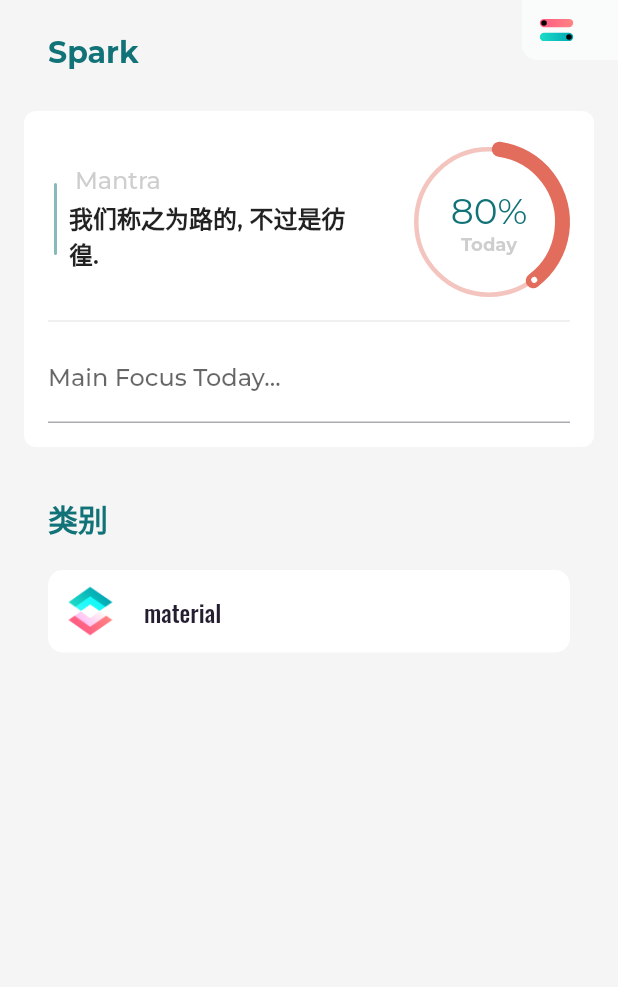
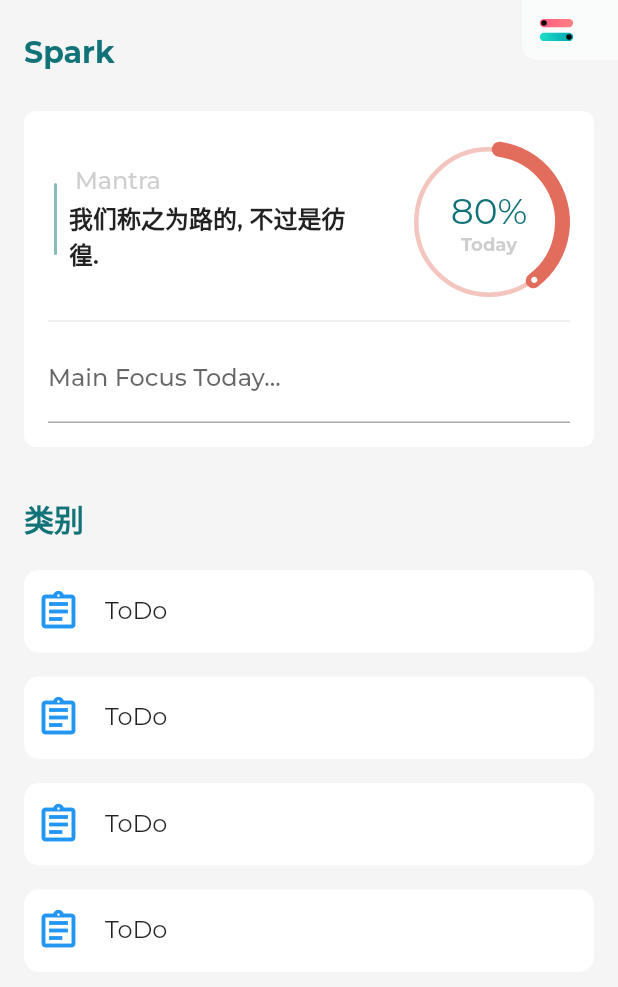
Before and after one commit to elementlo/shorey, a Flutter app: the screen it shows after launch, on a phone screen of 412 x 824 dp. Shown: the top 987 px of the screen. Run offline on Flutter 3.47's test engine with Material 2 defaults, Android fonts, the phone set to English and light mode, and no system bars; our stand-ins replace google_fonts, pull_to_refresh.

Commit message:
feat: 添加清单编辑页与列表目录页

```diff
--- a/lib/config/theme_data.dart
+++ b/lib/config/theme_data.dart
@@ -59,7 +59,7 @@ class AppThemeData {
 		error: _lightFillColor,
 		onError: _lightFillColor,
 		onPrimary: _lightFillColor,
-		onSecondary: Color(0xFF322942),
+		onSecondary: Color(0xFFe26d5c),
 		onSurface: Color(0xFF241E30),
 		brightness: Brightness.light,
 	);
--- a/lib/main.dart
+++ b/lib/main.dart
@@ -1,5 +1,8 @@
 import 'package:flutter/foundation.dart';
 import 'package:flutter/material.dart';
+import 'package:spark_list/pages/editor_page.dart';
+import 'package:spark_list/pages/list_category_page.dart';
+import 'package:spark_list/pages/root_page.dart';
 import 'package:spark_list/routes.dart';
 
 import 'config/theme_data.dart';
@@ -16,16 +19,32 @@ class MyApp extends StatelessWidget {
   // This widget is the root of your application.
   @override
   Widget build(BuildContext context) {
-    return MaterialApp.router(
-      routeInformationParser: _routeInformationParser,
-      routerDelegate: _routerDelegate,
+    /// todo: Navigator 2.0
+    // return MaterialApp.router(
+    //   routeInformationParser: _routeInformationParser,
+    //   routerDelegate: _routerDelegate,
+    //   themeMode: ThemeMode.system,
+    //   theme: AppThemeData.lightThemeData.copyWith(
+    //     platform: defaultTargetPlatform,
+    //   ),
+    //   darkTheme: AppThemeData.darkThemeData.copyWith(
+    //     platform: defaultTargetPlatform,
+    //   ),
+    // );
+
+    return MaterialApp(
       themeMode: ThemeMode.system,
       theme: AppThemeData.lightThemeData.copyWith(
         platform: defaultTargetPlatform,
       ),
-      darkTheme: AppThemeData.darkThemeData.copyWith(
-        platform: defaultTargetPlatform,
-      ),
+      // darkTheme: AppThemeData.darkThemeData.copyWith(
+      //   platform: defaultTargetPlatform,
+      // ),
+      routes: {
+        '/': (context) => RootPage(),
+        '/text_editor_page': (context) => TextEditorPage(),
+        '/list_category_page': (context) => ListCategoryPage()
+      },
     );
   }
 }
--- a/lib/pages/home_page.dart
+++ b/lib/pages/home_page.dart
@@ -1,6 +1,6 @@
 import 'package:flutter/cupertino.dart';
 import 'package:flutter/material.dart';
-import 'package:spark_list/widget/DailyFocusPanel.dart';
+import 'package:spark_list/widget/daily_focus_panel.dart';
 import 'package:spark_list/widget/category_list_item.dart';
 import 'package:spark_list/widget/home_header.dart';
 
@@ -79,7 +79,7 @@ class _HomeScreenState extends State<_HomeScreen>
                 height: 8,
               ),
               Container(
-                margin: const EdgeInsets.symmetric(horizontal: 32),
+                margin: const EdgeInsets.symmetric(horizontal: 16),
                 child: HomeHeader(),
               ),
               DailyFocusPanel(
@@ -91,7 +91,7 @@ class _HomeScreenState extends State<_HomeScreen>
                 animationController: widget.animationController,
               ),
               Container(
-                margin: const EdgeInsets.symmetric(horizontal: 32),
+                margin: const EdgeInsets.symmetric(horizontal: 16),
                 child: _CategoriesHeader(),
               ),
               _AnimatedCategoryItem(
@@ -99,10 +99,58 @@ class _HomeScreenState extends State<_HomeScreen>
                 controller: _animationController,
                 child: CategoryListItem(
                     key: const PageStorageKey<String>(
-                      'material',
+                      'ToDo',
                     ),
                     restorationId: 'home_material_category_list',
-                    category: 'material',
+                    category: 'ToDo',
+                    imageString: 'assets/icons/material/material.png',
+                    demos: ['1111', '2222'],
+                    initiallyExpanded: false,
+                    onTap: (shouldOpenList) {
+
+                    }),
+              ),
+              _AnimatedCategoryItem(
+                startDelayFraction: 0.00,
+                controller: _animationController,
+                child: CategoryListItem(
+                    key: const PageStorageKey<String>(
+                      'ToDo',
+                    ),
+                    restorationId: 'home_material_category_list',
+                    category: 'ToDo',
+                    imageString: 'assets/icons/material/material.png',
+                    demos: ['1111', '2222'],
+                    initiallyExpanded: false,
+                    onTap: (shouldOpenList) {
+
+                    }),
+              ),
+              _AnimatedCategoryItem(
+                startDelayFraction: 0.00,
+                controller: _animationController,
+                child: CategoryListItem(
+                    key: const PageStorageKey<String>(
+                      'ToDo',
+                    ),
+                    restorationId: 'home_material_category_list',
+                    category: 'ToDo',
+                    imageString: 'assets/icons/material/material.png',
+                    demos: ['1111', '2222'],
+                    initiallyExpanded: false,
+                    onTap: (shouldOpenList) {
+
+                    }),
+              ),
+              _AnimatedCategoryItem(
+                startDelayFraction: 0.00,
+                controller: _animationController,
+                child: CategoryListItem(
+                    key: const PageStorageKey<String>(
+                      'ToDo',
+                    ),
+                    restorationId: 'home_material_category_list',
+                    category: 'ToDo',
                     imageString: 'assets/icons/material/material.png',
                     demos: ['1111', '2222'],
                     initiallyExpanded: false,
--- a/lib/widget/category_list_item.dart
+++ b/lib/widget/category_list_item.dart
@@ -1,5 +1,7 @@
 import 'package:flutter/cupertino.dart';
 import 'package:flutter/material.dart';
+import 'package:spark_list/pages/editor_page.dart';
+import 'package:spark_list/routes.dart';
 
 ///
 /// Author: Elemen
@@ -26,6 +28,7 @@ class CategoryListItem extends StatefulWidget {
   final String category;
   final String restorationId;
   final String imageString;
+
   //final List<GalleryDemo> demos;
   final List<String> demos;
   final bool initiallyExpanded;
@@ -65,7 +68,7 @@ class _CategoryListItemState extends State<CategoryListItem>
       end: 76,
     ).animate(_controller);
     _headerMargin = EdgeInsetsGeometryTween(
-			begin: const EdgeInsets.fromLTRB(32, 8, 32, 8),
+      begin: const EdgeInsets.fromLTRB(16, 8, 16, 8),
       end: EdgeInsets.zero,
     ).animate(_controller);
     _headerImagePadding = EdgeInsetsGeometryTween(
@@ -73,7 +76,7 @@ class _CategoryListItemState extends State<CategoryListItem>
       end: const EdgeInsetsDirectional.fromSTEB(16, 8, 8, 8),
     ).animate(_controller);
     _childrenPadding = EdgeInsetsGeometryTween(
-			begin: const EdgeInsets.symmetric(horizontal: 32),
+      begin: const EdgeInsets.symmetric(horizontal: 16),
       end: EdgeInsets.zero,
     ).animate(_controller);
     _headerBorderRadius = BorderRadiusTween(
@@ -167,9 +170,11 @@ class _ExpandedCategoryDemos extends StatelessWidget {
     this.category,
     this.demos,
   }) : super(key: key);
+
   //
   // final GalleryDemoCategory category;
   final String category;
+
   // final List<GalleryDemo> demos;
   final List<String> demos;
 
@@ -235,21 +240,19 @@ class _CategoryHeader extends StatelessWidget {
                     children: [
                       Padding(
                         padding: imagePadding,
-												child: ExcludeSemantics(
-													child: Image.asset(
-														imageString,
-														width: 40,
-														height: 40,
-													),
+                        child: Icon(
+                          Icons.assignment_outlined,
+                          size: 30,
+                          color: Colors.blue,
                         ),
                       ),
                       Padding(
                         padding: const EdgeInsetsDirectional.only(start: 8),
                         child: Text(
                           category,
-													style: Theme.of(context).textTheme.headline5.apply(
-														color: colorScheme.onSurface,
-													),
+                          // style: Theme.of(context).textTheme.headline5.apply(
+                          // 	color: colorScheme.onSurface,
+                          // ),
                         ),
                       ),
                     ],
@@ -263,9 +266,20 @@ class _CategoryHeader extends StatelessWidget {
                             start: 8,
                             end: 32,
                           ),
-										child: Icon(
+                          child: Row(
+                            children: [
+                              IconButton(
+	                              onPressed: (){},
+                                icon: Icon(
+                                  Icons.more_horiz,
+                                  color: colorScheme.primaryVariant,
+                                ),
+                              ),
+                              Icon(
                                 Icons.keyboard_arrow_up,
-											color: colorScheme.onSurface,
+                                color: colorScheme.primaryVariant,
+                              ),
+                            ],
                           ),
                         )
                       : null,
@@ -294,7 +308,7 @@ class CategoryDemoItem extends StatelessWidget {
       color: Theme.of(context).colorScheme.surface,
       child: InkWell(
         onTap: () {
-
+          Navigator.of(context).pushNamed('/text_editor_page');
         },
         child: Padding(
           padding: EdgeInsetsDirectional.only(
@@ -306,8 +320,8 @@ class CategoryDemoItem extends StatelessWidget {
             crossAxisAlignment: CrossAxisAlignment.start,
             children: [
               Icon(
-								Icons.build,
-								color: colorScheme.primary,
+                Icons.brightness_1_outlined,
+                color: colorScheme.onSecondary,
               ),
               const SizedBox(width: 40),
               Flexible(
@@ -316,8 +330,6 @@ class CategoryDemoItem extends StatelessWidget {
                   children: [
                     Text(
                       demo,
-											style: textTheme.subtitle1
-													.apply(color: colorScheme.onSurface),
                     ),
                     Text(
                       demo,
```
Also changed, not shown: lib/pages/editor_page.dart (added, +123 -0 lines), lib/pages/list_category_page.dart (added, +66 -0 lines), lib/routes.dart (+56 -14 lines), lib/widget/app_bar.dart (added, +27 -0 lines), lib/widget/daily_focus_panel.dart (renamed from lib/widget/DailyFocusPanel.dart). Lines whose indentation alone changed are shown as unchanged.
